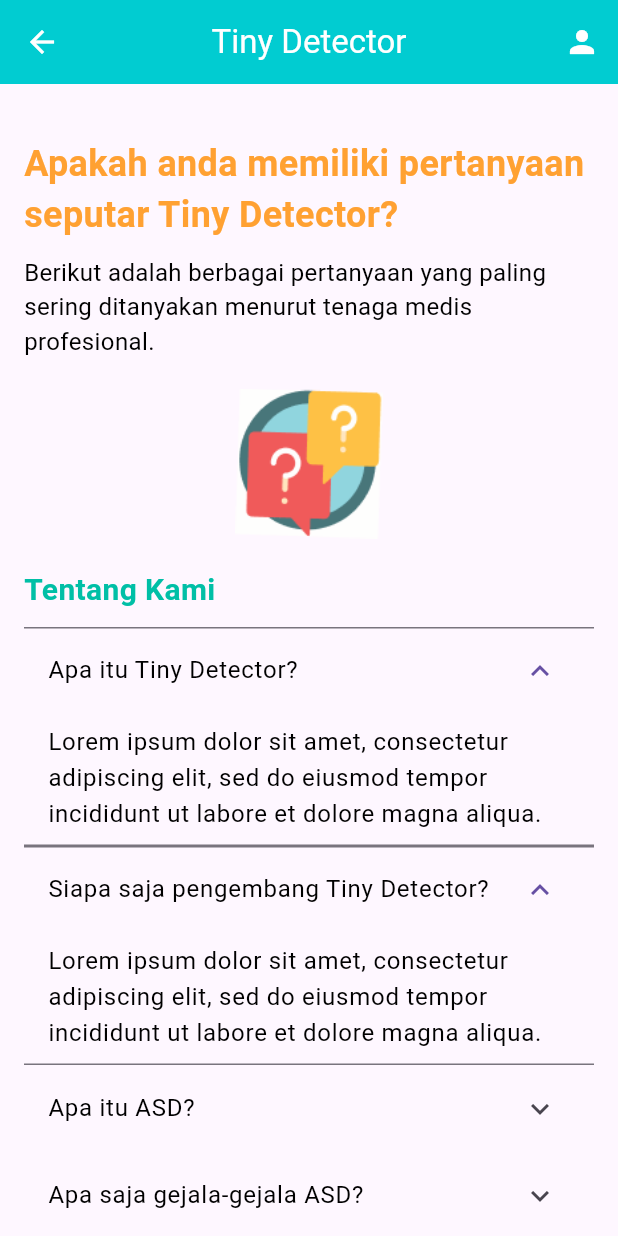
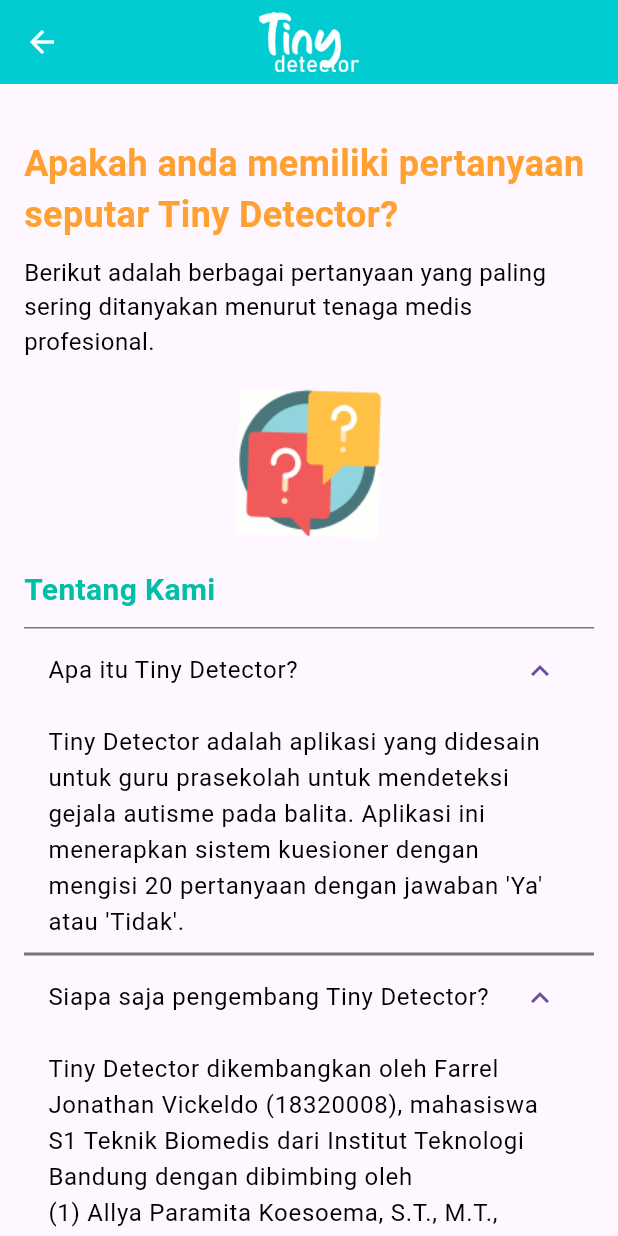
Before and after one commit to falthackel/tiny-detector, a Flutter app: the FAQPage screen opened directly, after a tap on "Apa itu Tiny Detector?", after a tap on "Siapa saja pengembang Tiny Detector?", on a phone screen of 412 x 824 dp. Run offline on Flutter 3.47's test engine with Material 3 defaults, Android fonts, the phone set to English and light mode, and no system bars; our stand-ins replace flutter_secure_storage, jwt_decoder, material_design_icons_flutter; accounts and stored records are empty.

Commit message:
change the function and create list of QnA, remove sizedbox, make centerTitle: true

```diff
--- a/front-end/lib/faq_page.dart
+++ b/front-end/lib/faq_page.dart
@@ -2,28 +2,46 @@ import 'package:flutter/material.dart';
 import 'package:flutter_tiny_detector/footer.dart';
 
 class FAQPage extends StatelessWidget {
+  final List<Map<String, String>> faqItems = [
+    {
+      'question': 'Apa itu Tiny Detector?',
+      'answer': 'Tiny Detector adalah aplikasi yang didesain untuk guru prasekolah untuk mendeteksi gejala autisme pada balita. Aplikasi ini menerapkan sistem kuesioner dengan mengisi 20 pertanyaan dengan jawaban \'Ya\' atau \'Tidak\'.',
+    },
+    {
+      'question': 'Siapa saja pengembang Tiny Detector?',
+      'answer': 'Tiny Detector dikembangkan oleh Farrel Jonathan Vickeldo (18320008), mahasiswa S1 Teknik Biomedis dari Institut Teknologi Bandung dengan dibimbing oleh \n(1) Allya Paramita Koesoema, S.T., M.T., M.Sc., Ph.D. dari Teknik Biomedis Institut Teknologi Bandung, dan\n(2) dr. Marietta Shanti Prananta Sp KFR Ped (K) dari Departemen Ilmu Kedokteran Fisik dan Rehabilitasi Universitas Padjadjaran.',
+    },
+    {
+      'question': 'Apa itu ASD?',
+      'answer': 'ASD atau Autism Spectrum Disorder adalah gangguan perkembangan seumur hidup yang mempengaruhi keterampilan sosial dan komunikasi individu dan berdampak pada kehidupan anggota keluarganya (Schoen, dkk., 2019).',
+    },
+    {
+      'question': 'Apa saja gejala-gejala ASD?',
+      'answer': 'Gejala ASD yang biasanya muncul adalah: \n(1) Keterlambatan perkembangan bahasa, sering kali disertai dengan kurangnya minat sosial atau interaksi sosial yang tidak biasa, pola permainan yang aneh, dan pola komunikasi yang tidak biasa, dan \n(2) perilaku aneh dan berulang serta tidak adanya permainan yang jelas.',
+    },
+    {
+      'question': 'Kapan gejala dan risiko ASD dapat muncul?',
+      'answer': 'Gejala-gejala ASD dapat dikenali pada tahun kedua kehidupan, yaitu sekitar 12-24 bulan.',
+    },
+  ];
+
   @override
   Widget build(BuildContext context) {
     return Scaffold(
       appBar: AppBar(
         backgroundColor: const Color.fromARGB(255, 1, 204, 209),
-        title: const Text(
-          'Tiny Detector',
-          style: TextStyle(color: Colors.white),
+        centerTitle: true,
+        title: Image.asset(
+          'assets/tiny-detector-white.png', // Your image asset
+          height: 40,
+          fit: BoxFit.contain,
         ),
-        centerTitle: true,
         leading: IconButton(
           icon: const Icon(Icons.arrow_back, color: Colors.white),
           onPressed: () {
             Navigator.pop(context);
           },
         ),
-        actions: [
-          IconButton(
-            icon: const Icon(Icons.person, color: Colors.white),
-            onPressed: () {},
-          ),
-        ],
       ),
       body: SingleChildScrollView(
         child: Padding(
@@ -62,11 +80,7 @@ class FAQPage extends StatelessWidget {
                 ),
               ),
               const SizedBox(height: 10),
-              _buildFAQItem('Apa itu Tiny Detector?'),
-              _buildFAQItem('Siapa saja pengembang Tiny Detector?'),
-              _buildFAQItem('Apa itu ASD?'),
-              _buildFAQItem('Apa saja gejala-gejala ASD?'),
-              _buildFAQItem('Kapan gejala dan risiko ASD dapat muncul?'),
+              ...faqItems.map((item) => _buildFAQItem(item['question']!, item['answer']!)).toList(),
               Footer(),
             ],
           ),
@@ -75,17 +89,17 @@ class FAQPage extends StatelessWidget {
     );
   }
 
-  Widget _buildFAQItem(String question) {
+  Widget _buildFAQItem(String question, String answer) {
     return ExpansionTile(
       title: Text(
         question,
         style: const TextStyle(color: Colors.black),
       ),
-      children: const <Widget>[
+      children: <Widget>[
         ListTile(
           title: Text(
-            'Lorem ipsum dolor sit amet, consectetur adipiscing elit, sed do eiusmod tempor incididunt ut labore et dolore magna aliqua.',
-            style: TextStyle(color: Colors.black),
+            answer,
+            style: const TextStyle(color: Colors.black),
           ),
         ),
       ],
```
